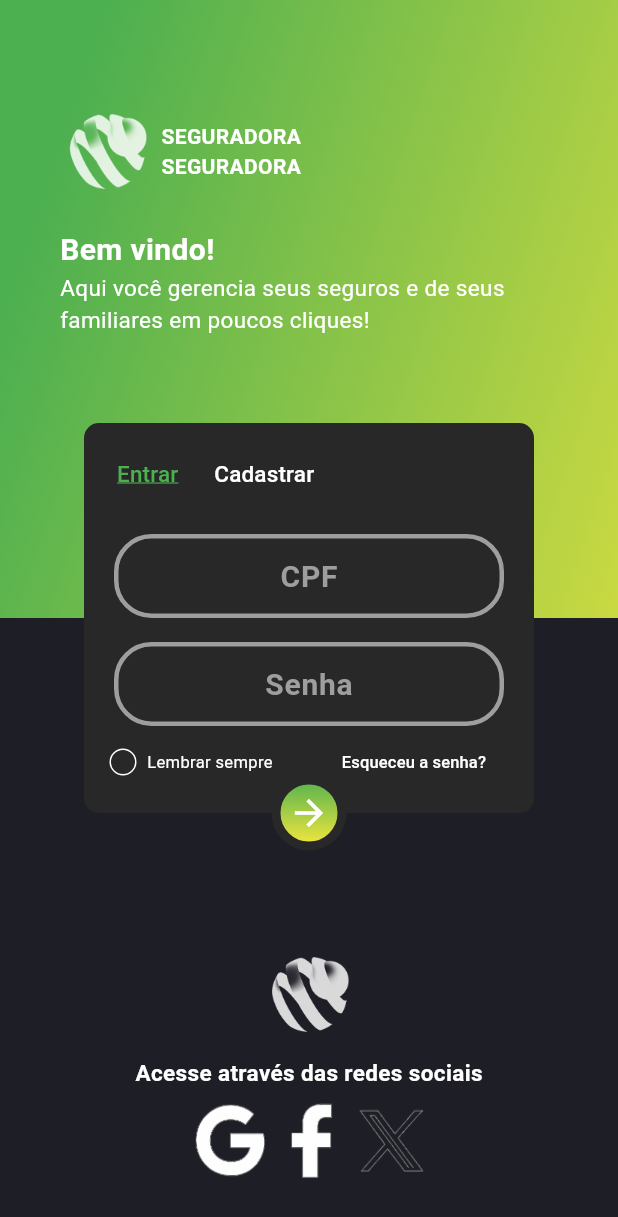
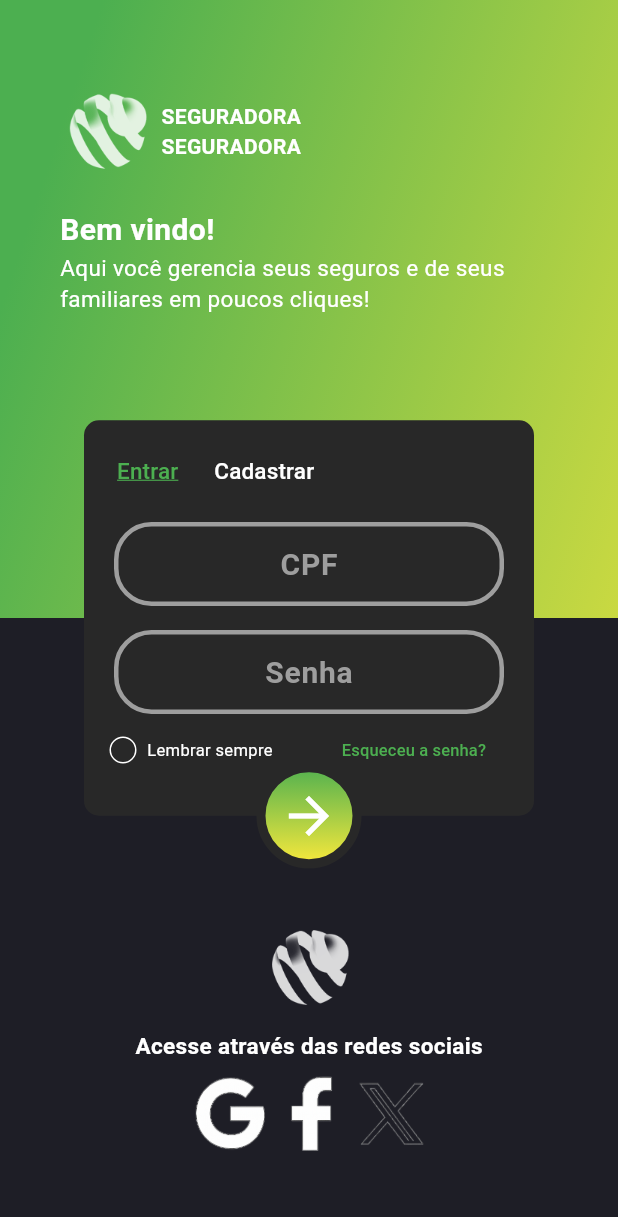
Before and after one commit to joaovitorpd/demo_seguro_app, a Flutter app: the screen it shows after launch, on a phone screen of 412 x 824 dp. Shown: the top 1217 px of the screen. Run offline on Flutter 3.47's test engine with Material 3 defaults, Android fonts, the light colour scheme and no system bars; our stand-ins replace firebase_auth, firebase_core, flutter_modular, flutter_riverpod, flutter_secure_storage, mask_text_input_formatter and 2 more; missing offline and left inert: webview_flutter_android, webview_flutter_web, webview_flutter_wkwebview; accounts and stored records are empty.

Commit message:
fix: adjusted layout constraints

```diff
--- a/lib/app/modules/auth/pages/login_page.dart
+++ b/lib/app/modules/auth/pages/login_page.dart
@@ -59,6 +59,7 @@ class _LoginPageState extends ConsumerState<LoginPage> {
     const containerColor = Color.fromARGB(255, 40, 40, 40);
     return Scaffold(
       body: SingleChildScrollView(
+        physics: const ClampingScrollPhysics(),
         child: GestureDetector(
           onTap: () => _hideKeyboard(context),
           behavior: HitTestBehavior.opaque,
@@ -96,7 +97,7 @@ class _LoginPageState extends ConsumerState<LoginPage> {
             child: Column(
               mainAxisAlignment: MainAxisAlignment.start,
               children: [
-                SizedBox(height: 30),
+                SizedBox(height: MediaQuery.of(context).size.height * 0.02),
                 Row(
                   mainAxisAlignment: kIsWeb
                       ? MainAxisAlignment.center
@@ -178,9 +179,10 @@ class _LoginPageState extends ConsumerState<LoginPage> {
       width: MediaQuery.of(context).size.width,
       color: Color.fromARGB(255, 30, 30, 38),
       child: Padding(
-        padding: EdgeInsetsGeometry.fromLTRB(50, 220, 50, 0),
+        padding: EdgeInsetsGeometry.all(40.0),
         child: Column(
           crossAxisAlignment: CrossAxisAlignment.center,
+          mainAxisAlignment: MainAxisAlignment.end,
           children: [
             Image.asset(
               "assets/generic_logo.png",
@@ -198,6 +200,7 @@ class _LoginPageState extends ConsumerState<LoginPage> {
             ),
             SizedBox(height: 10),
             Image.asset("assets/social_media_logos.png", height: 50),
+            SizedBox(height: MediaQuery.of(context).size.height * 0.02),
           ],
         ),
       ),
@@ -214,6 +217,9 @@ class _LoginPageState extends ConsumerState<LoginPage> {
       children: [
         Container(
           alignment: Alignment.center,
+          height: kIsWeb
+              ? MediaQuery.of(context).size.height * 0.28
+              : MediaQuery.of(context).size.height * 0.32,
           width: 300,
           decoration: BoxDecoration(
             color: containerColor,
@@ -247,11 +253,15 @@ class _LoginPageState extends ConsumerState<LoginPage> {
                     ),
                   ],
                 ),
+                Expanded(
+                  child: Column(
+                    mainAxisAlignment: MainAxisAlignment.center,
+                    children: [
                       Container(
                         padding: EdgeInsets.fromLTRB(10.0, 0.0, 10.0, 0.0),
                         child: Column(
+                          crossAxisAlignment: CrossAxisAlignment.center,
                           children: [
-                      SizedBox(height: 16.0),
                             CpfTextField(controller: cpfController),
                             SizedBox(height: 16.0),
                             TextFieldRoudBorder(
@@ -275,7 +285,9 @@ class _LoginPageState extends ConsumerState<LoginPage> {
                                 Checkbox.adaptive(
                                   value: rememberState,
                                   onChanged: (v) =>
-                                ref.read(rememberMeProvider.notifier).state =
+                                      ref
+                                              .read(rememberMeProvider.notifier)
+                                              .state =
                                           v ?? false,
                                   checkColor: Colors.white,
                                   activeColor: Colors.green,
@@ -283,7 +295,8 @@ class _LoginPageState extends ConsumerState<LoginPage> {
                                     borderRadius: BorderRadius.circular(10),
                                   ),
                                   side: WidgetStateBorderSide.resolveWith(
-                              (_) => const BorderSide(color: Colors.white),
+                                    (_) =>
+                                        const BorderSide(color: Colors.white),
                                   ),
                                   visualDensity: VisualDensity.compact,
                                   materialTapTargetSize:
@@ -308,7 +321,10 @@ class _LoginPageState extends ConsumerState<LoginPage> {
                               child: const Text(
                                 'Esqueceu a senha?',
                                 textAlign: TextAlign.end,
-                          style: TextStyle(color: Colors.white, fontSize: 11),
+                                style: TextStyle(
+                                  color: Colors.green,
+                                  fontSize: 11,
+                                ),
                               ),
                             ),
                           ),
@@ -317,14 +333,17 @@ class _LoginPageState extends ConsumerState<LoginPage> {
                     ],
                   ),
                 ),
+              ],
+            ),
+          ),
         ),
         Positioned(
-          bottom: -25,
+          bottom: -35,
           child: GestureDetector(
             onTap: _login,
             child: Container(
-              width: 50,
-              height: 50,
+              width: 70,
+              height: 70,
               decoration: BoxDecoration(
                 color: Colors.blue,
                 shape: BoxShape.circle,
@@ -340,7 +359,7 @@ class _LoginPageState extends ConsumerState<LoginPage> {
               child: const Icon(
                 Icons.arrow_forward,
                 color: Colors.white,
-                size: 28,
+                size: 40,
               ),
             ),
           ),
```
Lines whose indentation alone changed are shown as unchanged.
